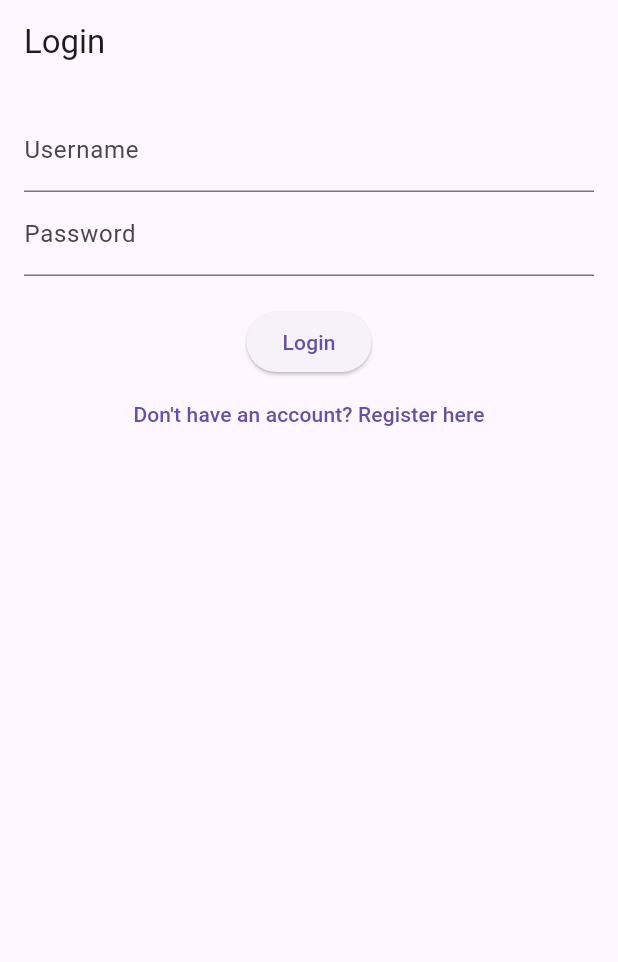
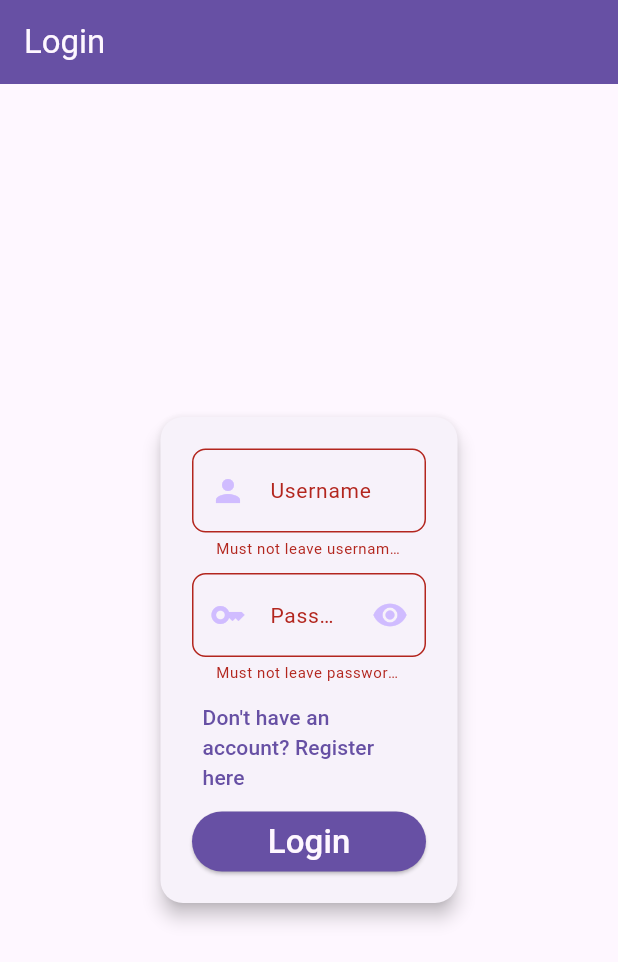
Before and after one commit to MyKl-Y/MYAssets, a Flutter app: the screen it shows after launch, after a tap on "Login", on a phone screen of 412 x 824 dp. Shown: the top 962 px of the screen. Run offline on Flutter 3.47's test engine with Material 3 defaults, Android fonts, the phone set to English and light mode, and no system bars; our stand-ins replace flutter_secure_storage; network calls fail.

Commit message:
Form validation fix, change style, super classes

```diff
--- a/client/lib/main.dart
+++ b/client/lib/main.dart
@@ -4,7 +4,7 @@
 Entry Point
 */
 
-//import 'dart:developer';
+import 'dart:developer';
 
 import 'package:flutter/material.dart';
 import 'screens/login_screen.dart';
@@ -15,12 +15,16 @@ import 'package:flutter/foundation.dart';
 void main() {
   if (kIsWeb) {
     print('Running on the web!');
+    log('Running on the web!');
   } else if (Platform.isAndroid) {
     print('Running on Android!');
+    log('Running on Android!');
   } else if (Platform.isIOS) {
     print('Running on iOS!');
+    log('Running on iOS!');
   } else {
     print('Running on ${Platform.operatingSystem}!');
+    log('Running on ${Platform.operatingSystem}!');
   }
   runApp(MyApp());
 }
@@ -30,7 +34,7 @@ class MyApp extends StatelessWidget {
   Widget build(BuildContext context) {
     return MaterialApp(
       title: 'Personal Finance App',
-      theme: ThemeData(primarySwatch: Colors.blue),
+      theme: ThemeData(useMaterial3: true),
       home: LoginScreen(),
     );
   }
--- a/client/lib/screens/login_screen.dart
+++ b/client/lib/screens/login_screen.dart
@@ -5,14 +5,20 @@ UI Screen: Login Screen
 */
 
 import 'package:flutter/material.dart';
-import '../services/api_service.dart';
+
 import 'home_screen.dart';
 import 'register_screen.dart';
+
+import '../services/api_service.dart';
+
+import '../widgets/form_input.dart';
+import '../widgets/form.dart';
 
 class LoginScreen extends StatelessWidget {
   final ApiService apiService = ApiService();
   final TextEditingController usernameController = TextEditingController();
   final TextEditingController passwordController = TextEditingController();
+  final bool hidePassword = true;
 
   void _login(BuildContext context) async {
     bool success = await apiService.loginUser(
@@ -22,22 +28,40 @@ class LoginScreen extends StatelessWidget {
     if (success) {
       Navigator.pushReplacement(context, MaterialPageRoute(builder: (_) => HomeScreen()));
     } else {
-      ScaffoldMessenger.of(context).showSnackBar(SnackBar(content: Text('Login failed')));
+      ScaffoldMessenger.of(context).showSnackBar(
+        SnackBar(
+          content: Center(child: Text(
+            'Login failed',
+            style: TextStyle(fontWeight: FontWeight.bold)
+          )),
+          backgroundColor: Theme.of(context).colorScheme.error,
+        )
+      );
     }
   }
 
   @override
   Widget build(BuildContext context) {
-    return Scaffold(
-      appBar: AppBar(title: Text('Login')),
-      body: Padding(
-        padding: const EdgeInsets.all(16.0),
-        child: Column(
-          children: [
-            TextField(controller: usernameController, decoration: InputDecoration(labelText: 'Username')),
-            TextField(controller: passwordController, decoration: InputDecoration(labelText: 'Password'), obscureText: true),
-            SizedBox(height: 20),
-            ElevatedButton(onPressed: () => _login(context), child: Text('Login')),
+    return BasicForm([
+      FormInput(
+        type: 'username',
+        controller: usernameController,
+        hint: 'Username',
+        label: 'Username',
+        icon: Icons.person,
+        password: false,
+        keyboardType: TextInputType.text
+      ),
+      FormInput(
+        type: 'password',
+        controller: passwordController,
+        hint: 'Password',
+        label: 'Password',
+        icon: Icons.key,
+        password: true,
+        keyboardType: TextInputType.visiblePassword
+      ),
+      //FormSubmitButton("Login", () => _login(context)),
       TextButton(
         onPressed: () {
           Navigator.push(
@@ -47,9 +71,6 @@ class LoginScreen extends StatelessWidget {
         },
         child: Text("Don't have an account? Register here"),
       ),
-          ],
-        ),
-      ),
-    );
+    ], 'Login', 'Login', () => _login(context));
   }
 }
--- /dev/null
+++ b/client/lib/widgets/form.dart
@@ -0,0 +1,66 @@
+// client/lib/widgets/form.dart
+
+/*
+Stylized Form
+*/
+
+import 'package:flutter/material.dart';
+
+import 'form_submit_button.dart';
+
+class BasicForm extends StatefulWidget {
+  List<Widget> children;
+  final String formName;
+  final String submitButtonText;
+  final Function submitButtonCallback;
+
+  BasicForm(this.children, this.formName, this.submitButtonText, this.submitButtonCallback, {super.key});
+
+  @override
+  _BasicFormState createState() {
+    return _BasicFormState();
+  }
+}
+
+class _BasicFormState extends State<BasicForm> {
+  final _formKey = GlobalKey<FormState>();
+
+  @override
+  Widget build(BuildContext context) {
+    widget.children.add(FormSubmitButton(widget.submitButtonText, widget.submitButtonCallback, _formKey));
+
+    return
+    Scaffold(
+      appBar: AppBar(
+        title: Text(widget.formName, style: TextStyle(color: Theme.of(context).colorScheme.surface)),
+        backgroundColor: Theme.of(context).primaryColor,
+        iconTheme: Theme.of(context).primaryIconTheme,
+      ),
+      body: Center(
+        child: Padding(
+          padding: const EdgeInsets.all(16.0),
+          child: SizedBox(
+            width: (MediaQuery.of(context).size.width / 2),
+            child: Card(
+              elevation: 5,
+              shape: RoundedRectangleBorder(
+                borderRadius: BorderRadius.circular(15.0),
+              ),
+              child: Padding(
+                padding: const EdgeInsets.all(16.0),
+                child: Form(
+                  key: _formKey,
+                  child: Column(
+                    mainAxisAlignment: MainAxisAlignment.center,
+                    mainAxisSize: MainAxisSize.min,
+                    children: widget.children,
+                  ),
+                ),
+              ),
+            ),
+          ),
+        ),
+      ),
+    );
+  }
+}
--- /dev/null
+++ b/client/lib/widgets/form_input.dart
@@ -0,0 +1,129 @@
+// client/lib/widgets/form_input.dart
+
+/*
+Input Field Stylized for Form
+*/
+
+import 'package:flutter/material.dart';
+
+class FormInput extends StatefulWidget {
+  final String type;
+  final TextEditingController controller;
+  final String hint;
+  final String label;
+  final IconData icon;
+  final bool password;
+  final TextInputType keyboardType;
+  final String? Function(String?)? additionalValidator;
+
+  FormInput({
+    required this.type,
+    required this.controller,
+    required this.hint,
+    required this.label,
+    required this.icon,
+    required this.password,
+    required this.keyboardType,
+    this.additionalValidator
+  });
+
+  @override
+  _FormInputState createState() => _FormInputState();
+}
+
+class _FormInputState extends State<FormInput> {
+  bool _obscureText = true;
+
+  double _getDynamicFontSize(BuildContext context, double baseSize) {
+    double screenWidth = MediaQuery.of(context).size.width;
+    return screenWidth < 600 ? baseSize : baseSize + 2;
+  }
+
+  @override
+  Widget build(BuildContext context) {
+    final passwords = <String, RegExp>{
+      'at least one Lowercase letter': RegExp(r'[a-z]'),
+      'at least one Uppercase letter': RegExp(r'[A-Z]'),
+      'at least one Number from 0-9': RegExp(r'[a-zA-Z\d]'),
+      'at least one Special Character (., !, @, #, \$, %, ^, &, *, -, _)': RegExp(r'[\.!@#$%^&*\-_]'),
+      //'Must be at least 8 characters long': RegExp(r'[a-zA-Z\d#!@$%^&*-]{8,}')
+    };
+    final regExps = Map<String, RegExp>.from(passwords);
+
+    return
+    Padding(
+      padding: const EdgeInsets.all(5.0),
+      child: TextFormField(
+        controller: widget.controller,
+        validator: (value) {
+          List<String> type = widget.type.split(' ');
+
+          if (value == null || value.isEmpty) {
+            return 'Must not leave ${type[0]} field blank';
+          }
+
+          if (RegExp(r'[^\S]').hasMatch(value)) {
+            return 'Must not have whitespaces in ${type[0]} field';
+          }
+
+          if (type[0] == 'email') {
+            if (!(RegExp(r'^(?=.*[\.@])[A-Za-z\d\.@$!%*?&\-_]{5,}$').hasMatch(value))) {
+              return 'Must enter a valid email';
+            }
+          } else if (type[0] == 'password') {
+            String message = '';
+
+            if (value.length < 8) {
+              return 'Password must contain at least 8 characters long';
+            }
+
+            regExps.forEach((key, val) {
+              if (!val.hasMatch(value) && !(RegExp(r'^(?=.*[a-z])(?=.*[A-Z])(?=.*\d)(?=.*[\.@$!%*?&\-_])[A-Za-z\d\.@$!%*?&\-_]{8,}$').hasMatch(value))) {
+                message += 'Password must contain $key';
+              } else if (!(RegExp(r'^(?=.*[a-z])(?=.*[A-Z])(?=.*\d)(?=.*[\.@$!%*?&\-_])[A-Za-z\d\.@$!%*?&\-_]{8,}$').hasMatch(value))) {
+                message = 'Password is invalid (Special Character and/or Alphanumerics)';
+              }
+            });
+
+            if (message != '') return message;
+          }
+
+          if (widget.additionalValidator != null) {
+            return widget.additionalValidator!(value);
+          }
+
+          return null;
+        },
+        decoration: InputDecoration(
+          hintText: widget.hint,
+          labelText: widget.label,
+          hintStyle: TextStyle(fontSize: _getDynamicFontSize(context, 12)),
+          labelStyle: TextStyle(fontSize: _getDynamicFontSize(context, 14)),
+          prefixIcon: Icon(widget.icon, color: Theme.of(context).colorScheme.inversePrimary,),
+          suffixIcon: widget.password
+            ? IconButton(
+              icon: Icon(
+                _obscureText ? Icons.visibility : Icons.visibility_off,
+                color: _obscureText
+                  ? Theme.of(context).colorScheme.inversePrimary
+                  : Theme.of(context).colorScheme.inverseSurface,
+              ),
+              onPressed: () {
+                setState(() {
+                  _obscureText = !_obscureText;
+                });
+              },
+            )
+          : null,
+          errorStyle: TextStyle(fontSize: _getDynamicFontSize(context, 10)),
+          border: OutlineInputBorder(
+            borderSide: BorderSide(color: Theme.of(context).colorScheme.error),
+            borderRadius: BorderRadius.all(Radius.circular(9.0)),
+          ),
+        ),
+        obscureText: widget.password ? _obscureText : false,
+        keyboardType: widget.keyboardType,
+      )
+    );
+  }
+}
--- /dev/null
+++ b/client/lib/widgets/form_submit_button.dart
@@ -0,0 +1,40 @@
+// client/lib/widgets/form_submit_button.dart
+
+/*
+Button Stylized for Form Submit
+*/
+
+import 'package:flutter/material.dart';
+
+class FormSubmitButton extends StatelessWidget {
+  final String text;
+  final Function callback;
+  final GlobalKey<FormState> formKey;
+
+  FormSubmitButton(this.text, this.callback, this.formKey);
+
+  @override
+  Widget build(BuildContext context) {
+    return
+    Padding(
+      padding: const EdgeInsets.all(5.0),
+      child: SizedBox(
+        width: MediaQuery.of(context).size.width,
+        height: 40,
+        child: ElevatedButton(
+          onPressed: () { if (formKey.currentState!.validate()) { callback(); } },
+          style: ElevatedButton.styleFrom(
+            backgroundColor: Theme.of(context).colorScheme.primary,
+            shape: RoundedRectangleBorder(
+              borderRadius: BorderRadius.circular(30),
+            ),
+          ),
+          child: Text(
+            text,
+            style: TextStyle(color: Theme.of(context).colorScheme.surface, fontSize: 22),
+          ),
+        ),
+      ),
+    );
+  }
+}
```
Also changed, not shown: client/lib/screens/register_screen.dart (+62 -34 lines), client/lib/screens/account_screen.dart (added), client/lib/screens/dashboard_screen.dart (added), client/lib/screens/transactions_screen.dart (added), 1 other file. Lines whose indentation alone changed are shown as unchanged.
